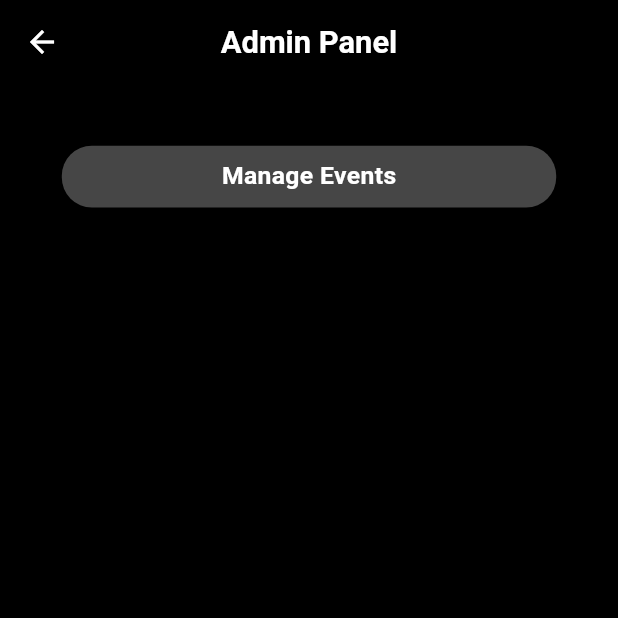
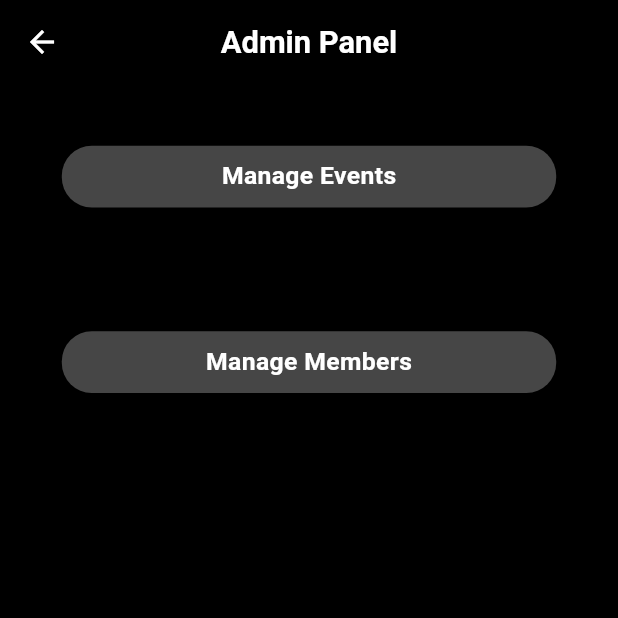
Before and after one commit to FOSS-Community/fosscu-app, a Flutter app: the AdminPage screen opened directly, on a phone screen of 412 x 824 dp, the top half of it. Run offline on Flutter 3.47's test engine with Material 2 defaults, Android fonts, the phone set to English and light mode, and no system bars; our stand-ins replace animated_text_kit, cached_network_image, cloud_firestore, firebase_auth, firebase_core, flutter_svg and 6 more; missing offline and left inert: slidable_button; accounts and stored records are empty; network calls fail.

Commit message:
created members.dart file

```diff
--- a/lib/screens/admin_page.dart
+++ b/lib/screens/admin_page.dart
@@ -1,6 +1,7 @@
 import 'package:flutter/material.dart';
 import 'package:fosscu_app/constants/color.dart';
 import 'package:fosscu_app/screens/admin_page_screens/events.dart';
+import 'package:fosscu_app/screens/admin_page_screens/members.dart';
 import 'package:google_fonts/google_fonts.dart';
 
 class AdminPage extends StatefulWidget {
@@ -59,6 +60,29 @@ class _AdminPageState extends State<AdminPage> {
                     ),
                   )),
                 ),
+              ),
+              GestureDetector(
+                onTap: () => Navigator.push(context,
+                    MaterialPageRoute(builder: (context) => const MembersPage())),
+                child: Container(
+                  margin: EdgeInsets.symmetric(
+                    horizontal: screenWidth * 0.1,
+                    vertical: screenWidth * 0.1,
+                  ),
+                  height: screenWidth * 0.1,
+                  decoration: BoxDecoration(
+                      color: brightGreyColor,
+                      borderRadius: BorderRadius.circular(20)),
+                  child: Center(
+                      child: Text(
+                    'Manage Members',
+                    style: GoogleFonts.leagueSpartan(
+                      color: Colors.white,
+                      fontWeight: FontWeight.bold,
+                      fontSize: screenWidth * 0.04,
+                    ),
+                  )),
+                ),
               )
             ],
           ),
```
Also changed, not shown: lib/screens/admin_page_screens/members.dart (added, +50 -0 lines).
